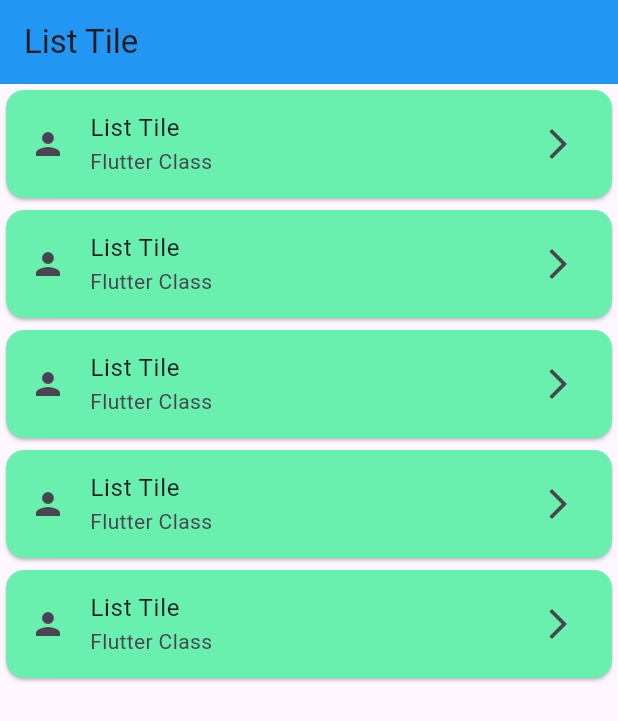
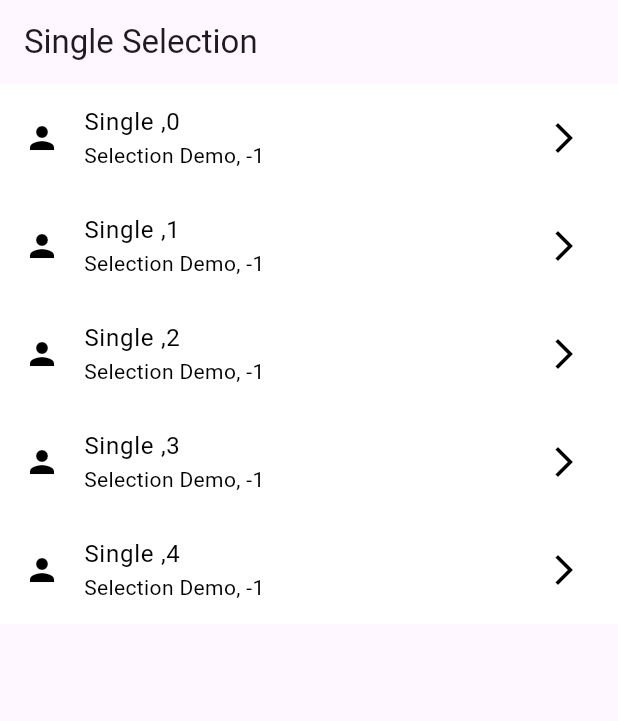
Before and after one commit to AbRehman536/Flutter_sec_5, a Flutter app: the screen it shows after launch, on a phone screen of 412 x 824 dp. Shown: the top 721 px of the screen. Run offline on Flutter 3.47's test engine with Material 3 defaults, Android fonts, the phone set to English and light mode, and no system bars.

Commit message:
single selection done

```diff
--- a/lib/main.dart
+++ b/lib/main.dart
@@ -5,6 +5,7 @@
 import 'package:flutter_sec_5/login_page.dart';
 import 'package:flutter_sec_5/network_image.dart';
 import 'package:flutter_sec_5/row_column.dart';
+import 'package:flutter_sec_5/single_selection.dart';
 
 void main() {
   runApp(const MyApp());
@@ -37,7 +38,7 @@
         colorScheme: ColorScheme.fromSeed(seedColor: Colors.deepPurple),
         useMaterial3: true,
       ),
-      home: ListTileDemo(),
+      home: SingleSelectionDemo(),
     );
   }
 }
--- /dev/null
+++ b/lib/single_selection.dart
@@ -0,0 +1,38 @@
+import 'package:flutter/material.dart';
+
+class SingleSelectionDemo extends StatefulWidget {
+  const SingleSelectionDemo({super.key});
+
+  @override
+  State<SingleSelectionDemo> createState() => _SingleSelectionDemoState();
+}
+
+class _SingleSelectionDemoState extends State<SingleSelectionDemo> {
+  int selectedIndex = -1;
+  @override
+  Widget build(BuildContext context) {
+    return Scaffold(
+      appBar: AppBar(title: Text("Single Selection"),),
+      body: ListView.builder(
+        itemCount: 5,
+        itemBuilder: (context, i ){
+          final isSelected = selectedIndex == i;
+          return ListTile(
+            onTap: (){
+              setState(() {
+                selectedIndex = isSelected ? -1 : i ;
+              });
+            },
+            tileColor: isSelected ? Colors.blue : Colors.white,
+            textColor: isSelected ? Colors.white : Colors.black,
+            iconColor: isSelected ? Colors.white : Colors.black,
+            leading: Icon(Icons.person),
+            title: Text("Single ,$i"),
+            subtitle: Text("Selection Demo, $selectedIndex"),
+            trailing: Icon(Icons.arrow_forward_ios_sharp),
+          );
+        }
+      ),
+    );
+  }
+}
```
